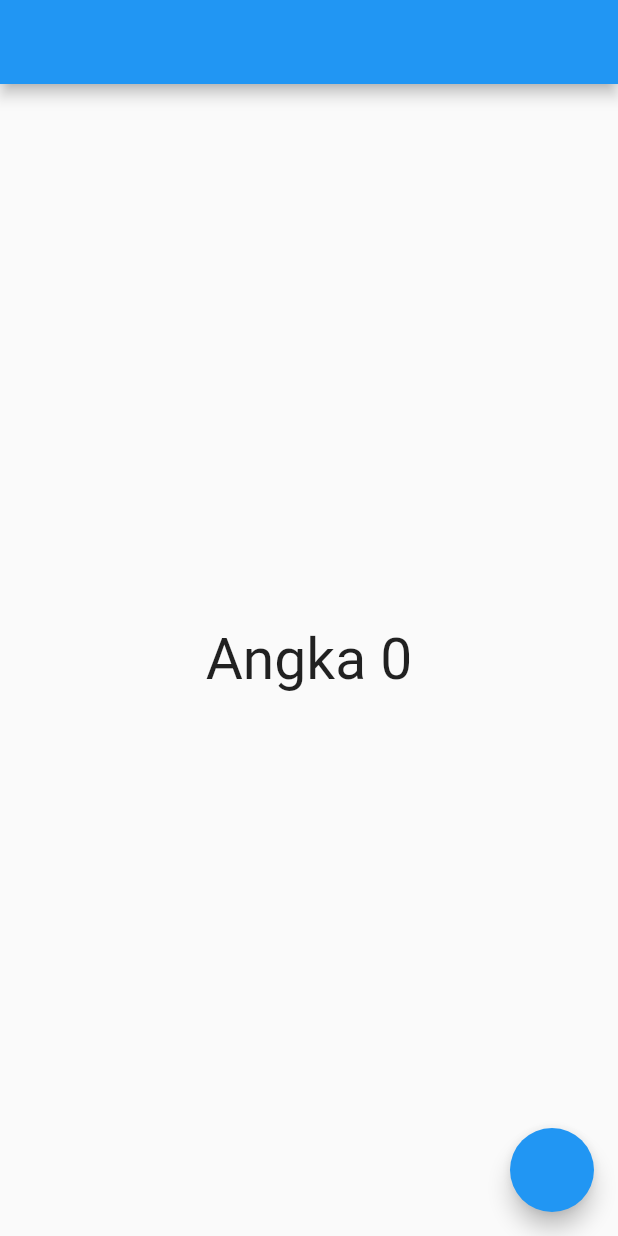
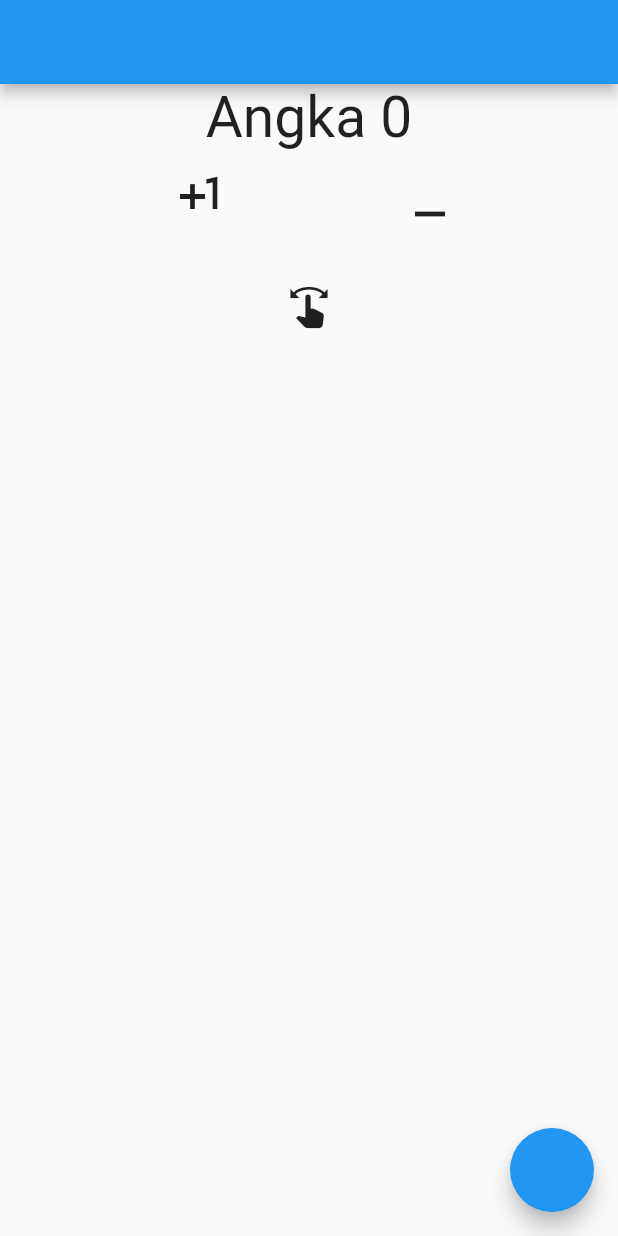
Before and after one commit to aprxty3/getx_state_management, a Flutter app: the screen it shows after launch, on a phone screen of 412 x 824 dp. Run offline on Flutter 3.47's test engine with Material 2 defaults, Android fonts, the phone set to English and light mode, and no system bars; our stand-ins replace get.

Commit message:
testing inc, dec, and change theme function

```diff
--- a/lib/getx1_counter/getx1.dart
+++ b/lib/getx1_counter/getx1.dart
@@ -1,25 +1,65 @@
 import 'package:flutter/material.dart';
 import 'package:get/get.dart';
+import 'package:getx_state_management/getx1_counter/ujicoba.dart';
 import 'controller/counter_controller.dart';
 
 class GetX1 extends StatelessWidget {
-  final counterC = Get.put(CounterController());
+  final c = Get.find<CounterController>();
 
   @override
   Widget build(BuildContext context) {
     return Scaffold(
       appBar: AppBar(),
       body: Center(
-          child: Obx(
-        () => Text(
-          'Angka ${counterC.counter}',
-          style: TextStyle(
-            fontSize: 38,
-          ),
+        child: Column(
+          children: [
+            Obx(
+              () => Text(
+                'Angka ${c.counter}',
+                style: TextStyle(
+                  fontSize: 38,
+                ),
+              ),
+            ),
+            Row(
+              mainAxisAlignment: MainAxisAlignment.spaceEvenly,
+              children: [
+                IconButton(
+                  onPressed: () => c.increment(),
+                  icon: Icon(
+                    Icons.plus_one,
+                    size: 40,
+                  ),
+                ),
+                IconButton(
+                  onPressed: () => c.decrement(),
+                  icon: Icon(
+                    Icons.minimize,
+                    size: 40,
+                  ),
+                ),
+              ],
+            ),
+            const SizedBox(
+              height: 32,
+            ),
+            IconButton(
+              onPressed: () => Navigator.push(
+                context,
+                MaterialPageRoute(
+                  builder: (context) => UjiCOba(),
+                ),
+              ),
+              icon: Icon(
+                Icons.swipe,
+                size: 30,
+              ),
+            ),
+          ],
         ),
-      )),
+      ),
       floatingActionButton:
-          FloatingActionButton(onPressed: () => counterC.increment()),
+          FloatingActionButton(onPressed: () => c.changeTheme()),
     );
   }
 }
```
